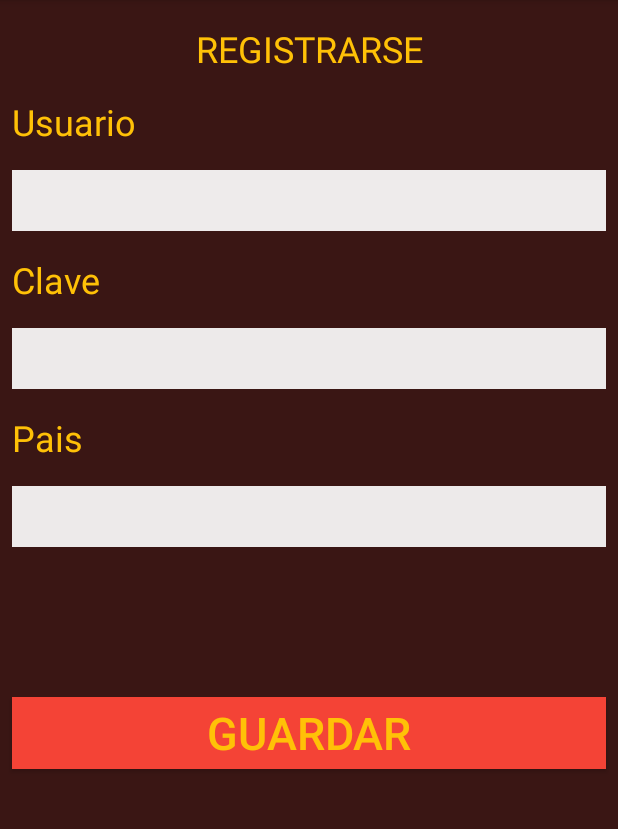
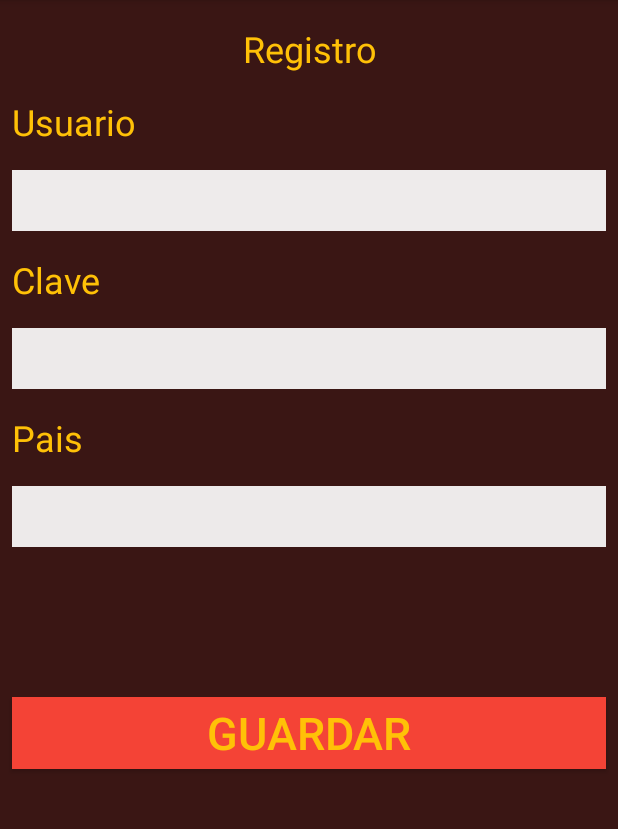
Before and after one commit to eliasFAI/Game, an Android app: the Main2Activity screen opened directly, with no data from a screen before it, on a phone screen of 412 x 824 dp, the part 84-913 px from its top. Run offline under Robolectric (Android 15) with nearby library versions, the phone set to English and light mode, and no system bars.

Commit message:
Cambie el titutlo de la pantalla registro

```diff
--- a/app/src/main/res/layout/activity_main2.xml
+++ b/app/src/main/res/layout/activity_main2.xml
@@ -14,7 +14,7 @@
         android:layout_marginTop="16dp"
         android:background="#3A1614"
         android:gravity="center"
-        android:text="REGISTRARSE"
+        android:text="Registro"
         android:textColor="#FFC107"
         android:textSize="24sp"
         app:layout_constraintTop_toTopOf="parent"
```
Also changed, not shown: 405 other files.
